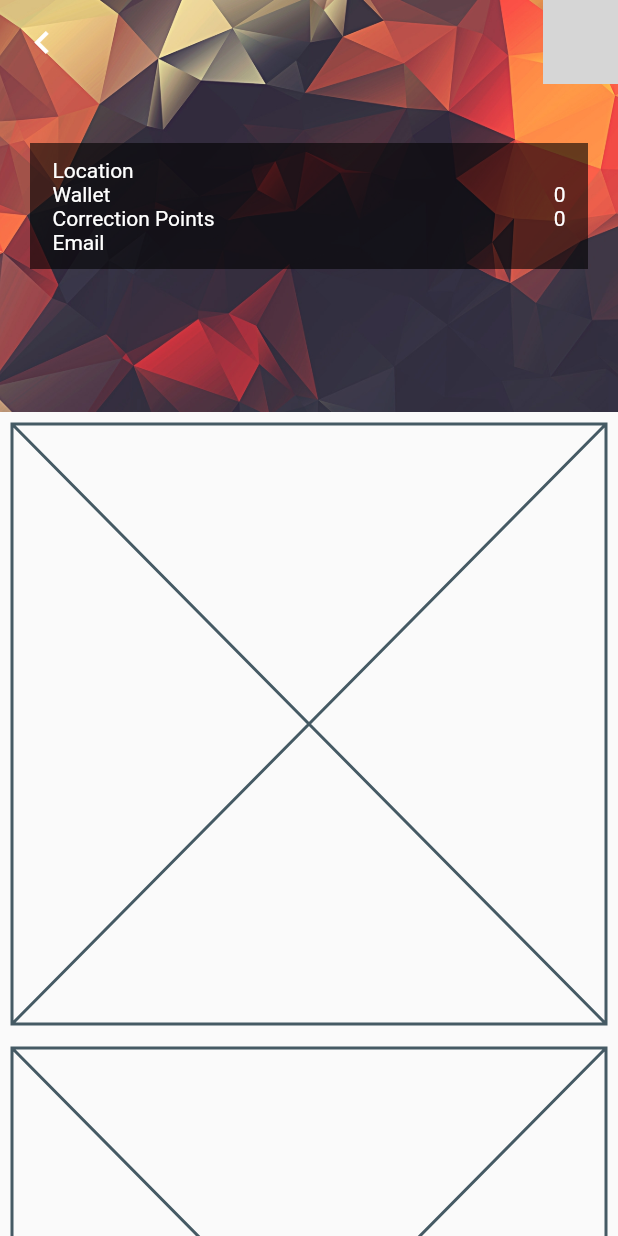
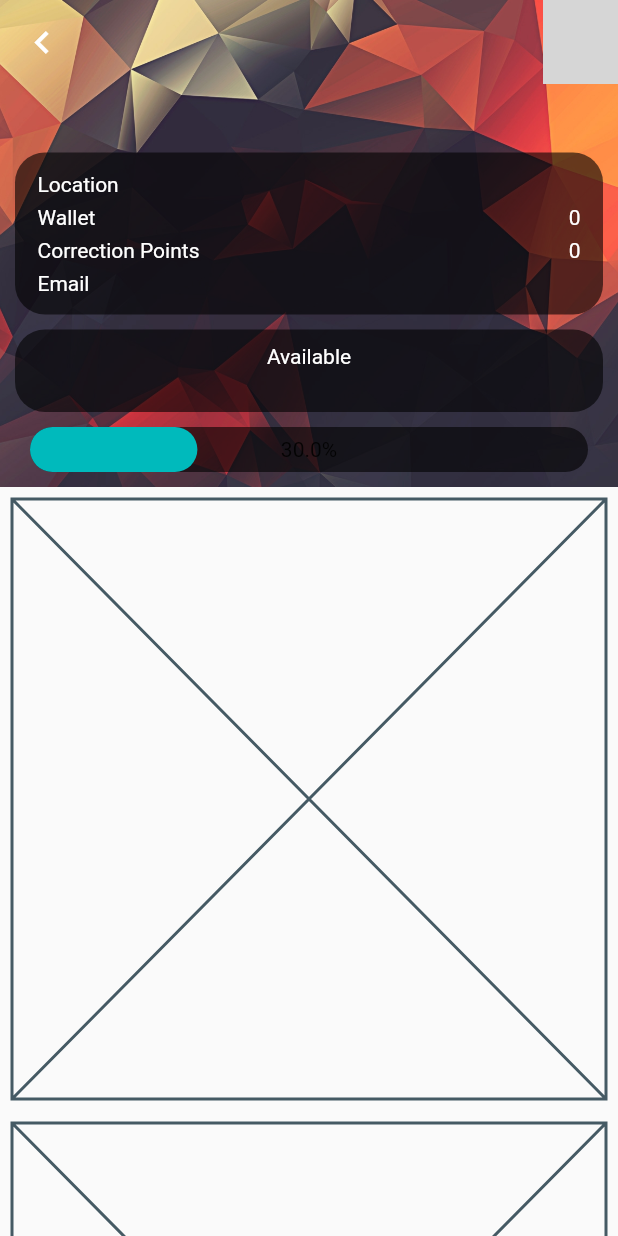
Before and after one commit to ahmed-elmenan/swifty, a Flutter app: the LoginProfilPage screen opened directly with empty values, on a phone screen of 412 x 824 dp. Run offline on Flutter 3.47's test engine with Material 2 defaults, Android fonts, the phone set to English and light mode, and no system bars; drawn by our look-alikes of percent_indicator; our stand-ins replace bloc, dartz, data_connection_checker, equatable, flutter_bloc, freezed_annotation and 4 more; missing offline and left inert: flutter_web_auth; accounts and stored records are empty; generated files the repository leaves out were written again; network calls fail; grey boxes are pictures that could not be loaded.

Commit message:
add header design

```diff
--- a/lib/core/theme/GlobalTheme.dart
+++ b/lib/core/theme/GlobalTheme.dart
@@ -2,4 +2,7 @@ import 'package:flutter/material.dart';
 
 class GlobalTheme {
   static Color errorColor = Colors.red;
+  static TextStyle primaryTextStyle = TextStyle(color: Colors.white);
+  static Color secondaryColor = Color(0xff00babc);
+  static Color secondaryBgColor = Colors.black.withOpacity(0.6);
 }
--- a/lib/features/login_data/presentation/pages/login_profil_page.dart
+++ b/lib/features/login_data/presentation/pages/login_profil_page.dart
@@ -40,14 +40,15 @@ class _LoginProfilPageState extends State<LoginProfilPage> {
                 actions: <Widget>[
                   LoginAvatar(imageUrl: widget.loginData.image_url),
                 ],
-                expandedHeight: size.height / 3,
+                expandedHeight: size.height / 3 + 50,
                 floating: true,
                 pinned: true,
                 snap: true,
                 elevation: 50,
                 flexibleSpace: FlexibleSpaceBar(
                   centerTitle: true,
-                  background: LoginInfoHeader(loginData: widget.loginData),
+                  background: Center(
+                      child: LoginInfoHeader(loginData: widget.loginData)),
                 ),
               ),
               new SliverList(
--- /dev/null
+++ b/lib/features/login_data/presentation/widgets/cursus_level_progress.dart
@@ -0,0 +1,28 @@
+import 'package:flutter/material.dart';
+import 'package:percent_indicator/percent_indicator.dart';
+import 'package:swifty/core/theme/GlobalTheme.dart';
+
+class CursusLevelProgress extends StatelessWidget {
+  const CursusLevelProgress({Key key}) : super(key: key);
+
+  @override
+  Widget build(BuildContext context) {
+    return Container(
+      child: LinearPercentIndicator(
+        //leaner progress bar
+        // width: MediaQuery.of(context).size.width, //width for progress bar
+        animation: true, //animation to show progress at first
+        animationDuration: 1000,
+        lineHeight: 30.0, //height of progress bar
+        percent: 0.3, // 30/100 = 0.3
+        center: Text("30.0%"),
+        linearStrokeCap:
+            LinearStrokeCap.roundAll, //make round cap at start and end both
+        progressColor:
+            GlobalTheme.secondaryColor, //percentage progress bar color
+        backgroundColor:
+            GlobalTheme.secondaryBgColor, //background progressbar color
+      ),
+    );
+  }
+}
--- /dev/null
+++ b/lib/features/login_data/presentation/widgets/location_widget.dart
@@ -0,0 +1,56 @@
+import 'package:flutter/material.dart';
+import 'package:swifty/core/theme/GlobalTheme.dart';
+
+class LocationWidget extends StatelessWidget {
+  final String location;
+
+  const LocationWidget({Key key, this.location}) : super(key: key);
+
+  @override
+  Widget build(BuildContext context) {
+    return Container(
+        margin: EdgeInsets.symmetric(vertical: 10),
+        padding: EdgeInsets.symmetric(horizontal: 15, vertical: 10),
+        width: double.infinity,
+        decoration: BoxDecoration(
+          borderRadius: BorderRadius.circular(20),
+          color: GlobalTheme.secondaryBgColor,
+        ),
+        child: location == null ? _isUnavailable() : _isAvailable());
+  }
+
+  Widget _isAvailable() {
+    return Column(
+      mainAxisAlignment: MainAxisAlignment.center,
+      children: [
+        Text(
+          "Available",
+          style: GlobalTheme.primaryTextStyle,
+        ),
+        SizedBox(
+          height: 3,
+        ),
+        Text(
+          location,
+          style: GlobalTheme.primaryTextStyle,
+        )
+      ],
+    );
+  }
+
+  Widget _isUnavailable() {
+    return Column(
+      mainAxisAlignment: MainAxisAlignment.center,
+      children: [
+        Text(
+          "Unavailable",
+          style: GlobalTheme.primaryTextStyle,
+        ),
+        Text(
+          "-",
+          style: GlobalTheme.primaryTextStyle,
+        )
+      ],
+    );
+  }
+}
--- a/lib/features/login_data/presentation/widgets/login_info_header.dart
+++ b/lib/features/login_data/presentation/widgets/login_info_header.dart
@@ -3,6 +3,8 @@ import 'package:swifty/features/login_data/domain/entities/login_data.dart';
 import 'package:swifty/features/login_data/presentation/bloc/login_data_bloc.dart';
 
 import '../../../../injection_container.dart';
+import 'cursus_level_progress.dart';
+import 'location_widget.dart';
 import 'login_avatar.dart';
 import 'login_personal_info_card.dart';
 
@@ -18,17 +20,24 @@ class _LoginInfoHeaderState extends State<LoginInfoHeader> {
   @override
   Widget build(BuildContext context) {
     return Container(
-        padding: EdgeInsets.symmetric(horizontal: 20),
+        padding: EdgeInsets.symmetric(
+          horizontal: 10,
+        ),
         decoration: BoxDecoration(
             image: DecorationImage(
                 image: new ExactAssetImage('assets/images/header_bg.jpg'),
                 fit: BoxFit.cover)),
         child: Center(
-          child: Column(
-            mainAxisAlignment: MainAxisAlignment.center,
-            children: [
-                  LoginPersonalInfoCard(loginData: widget.loginData),
-            ],
+          child: Container(
+            padding: EdgeInsets.only(bottom: 10),
+            child: Column(
+              mainAxisAlignment: MainAxisAlignment.end,
+              children: [
+                LoginPersonalInfoCard(loginData: widget.loginData),
+                LocationWidget(location: widget.loginData.location),
+                CursusLevelProgress()
+              ],
+            ),
           ),
         ));
   }
--- a/lib/features/login_data/presentation/widgets/login_personal_info_card.dart
+++ b/lib/features/login_data/presentation/widgets/login_personal_info_card.dart
@@ -1,4 +1,5 @@
 import 'package:flutter/material.dart';
+import 'package:swifty/core/theme/GlobalTheme.dart';
 import 'package:swifty/features/login_data/domain/entities/login_data.dart';
 import 'package:swifty/features/login_data/presentation/widgets/personal_info_raw.dart';
 
@@ -8,11 +9,13 @@ class LoginPersonalInfoCard extends StatelessWidget {
 
   @override
   Widget build(BuildContext context) {
-    Size size = MediaQuery.of(context).size;
     return Container(
       padding: EdgeInsets.symmetric(horizontal: 15, vertical: 10),
       width: double.infinity,
-      decoration: BoxDecoration(color: Colors.black.withOpacity(0.6)),
+      decoration: BoxDecoration(
+        borderRadius: BorderRadius.circular(20),
+        color: GlobalTheme.secondaryBgColor,
+      ),
       child: Column(
         children: [
           PersonalInfoRow(info: "Location", value: loginData.location),
--- a/lib/features/login_data/presentation/widgets/personal_info_raw.dart
+++ b/lib/features/login_data/presentation/widgets/personal_info_raw.dart
@@ -1,19 +1,20 @@
 import 'package:flutter/material.dart';
+import 'package:swifty/core/theme/GlobalTheme.dart';
 import 'package:swifty/features/login_data/domain/entities/login_data.dart';
 
 class PersonalInfoRow extends StatelessWidget {
   final String info;
   final value;
-  TextStyle textStyle = TextStyle(color: Colors.white);
+
   PersonalInfoRow({Key key, this.info, this.value}) : super(key: key);
 
   @override
   Widget build(BuildContext context) {
     return Container(
-
+      margin: EdgeInsets.symmetric(vertical: 3),
       child: Row(mainAxisAlignment: MainAxisAlignment.spaceBetween, children: [
-        Text(info, style: textStyle),
-        Text(value.toString(), style: textStyle),
+        Text(info, style: GlobalTheme.primaryTextStyle),
+        Text(value.toString(), style: GlobalTheme.primaryTextStyle),
       ]),
     );
   }
--- a/pubspec.yaml
+++ b/pubspec.yaml
@@ -41,6 +41,7 @@ dependencies:
   freezed_annotation: ^0.12.0
   json_serializable: ^3.5.1
   share: ^2.0.4
+  percent_indicator: ^3.4.0
 
 dev_dependencies:
   build_runner: ^1.11.5
```
Also changed, not shown: pubspec.lock.
